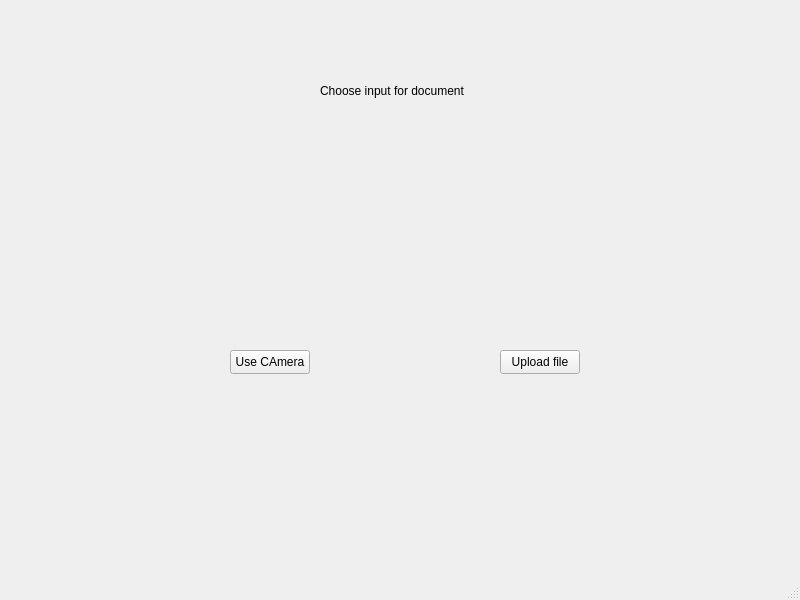
Old version of the form mainwindow.ui in the repository AmirAlEzzani/opencvDocumentScanner.
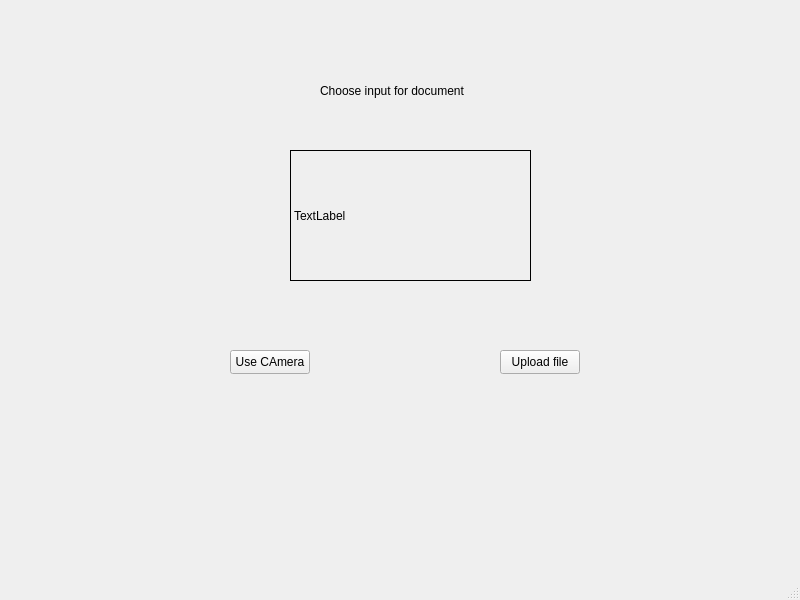
New version of the form.

The edit to the form file:
```diff
--- a/mainwindow.ui
+++ b/mainwindow.ui
@@ -53,6 +53,25 @@
      <string>Upload file</string>
     </property>
    </widget>
+   <widget class="QLabel" name="label_2">
+    <property name="geometry">
+     <rect>
+      <x>290</x>
+      <y>150</y>
+      <width>241</width>
+      <height>131</height>
+     </rect>
+    </property>
+    <property name="frameShape">
+     <enum>QFrame::Panel</enum>
+    </property>
+    <property name="text">
+     <string>TextLabel</string>
+    </property>
+    <property name="scaledContents">
+     <bool>true</bool>
+    </property>
+   </widget>
   </widget>
   <widget class="QMenuBar" name="menubar">
    <property name="geometry">
```
